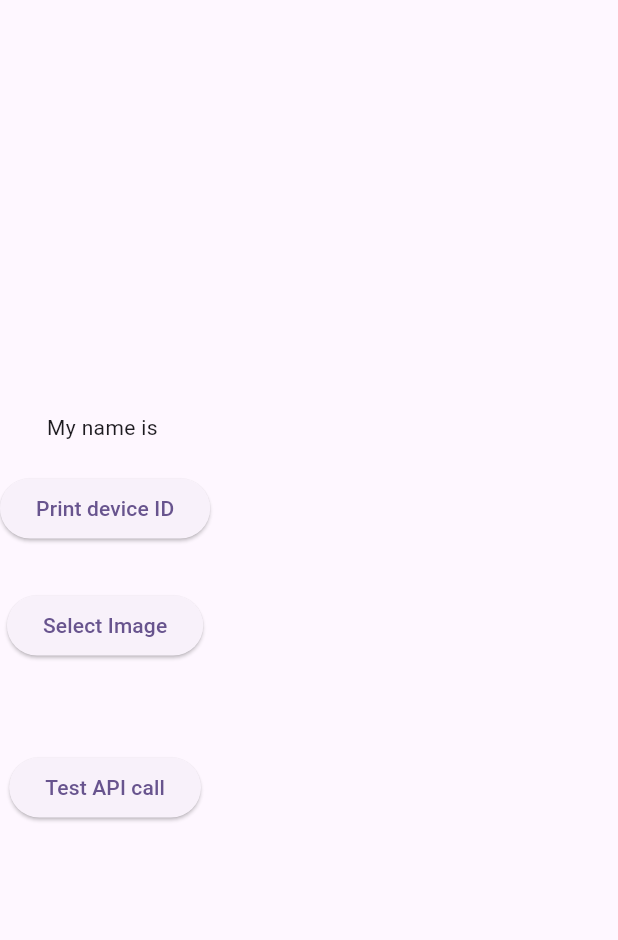
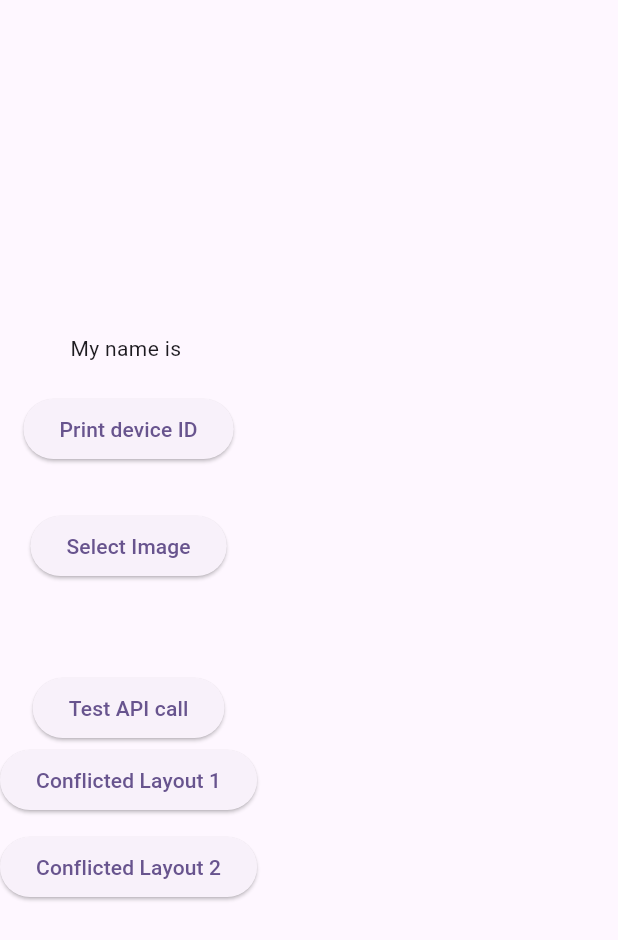
Before and after one commit to kelvihn/dil-flutter-test, a Flutter app: the PageTwo screen opened directly, on a phone screen of 412 x 824 dp. Shown: the top 940 px of the screen. Run offline on Flutter 3.47's test engine with Material 3 defaults, Android fonts, the phone set to English and light mode, and no system bars; our stand-ins replace dio, image_picker, pretty_dio_logger.

Commit message:
added conflicted layout

```diff
--- a/lib/page_2.dart
+++ b/lib/page_2.dart
@@ -5,35 +5,18 @@ import 'package:flutter/material.dart';
 import 'package:image_picker/image_picker.dart';
 import 'package:recruit_project/api.dart';
 
+import 'conflicted_layout_1.dart';
+import 'conflicted_layout_2.dart';
+
 // ignore: must_be_immutable
-class PageTwo extends StatefulWidget {
+class PageTwo extends StatelessWidget {
   String name = "";
   PageTwo({super.key});
 
-  @override
-  State<PageTwo> createState() => _PageTwoState();
-}
-
-class _PageTwoState extends State<PageTwo> {
   //init DIO
   final ApiService _apiService = ApiService(Dio());
 
-  void _loadData() {
-    Future.delayed(const Duration(seconds: 2), () {
-      ScaffoldMessenger.of(context).showSnackBar(const SnackBar(
-        content: Text('We are happy people'),
-      ));
-    });
-  }
-
   XFile? pickedImage;
-
-  @override
-  void initState() {
-    ///[Display a snackbar on Page load]
-    _loadData();
-    super.initState();
-  }
 
   void makeAPICall() async {
     var res = await _apiService.dio.get('/appversion');
@@ -53,7 +36,7 @@ class _PageTwoState extends State<PageTwo> {
       body: Column(
         mainAxisAlignment: MainAxisAlignment.center,
         children: [
-          Text("My name is ${widget.name}"),
+          Text("My name is $name"),
           const SizedBox(height: 20),
           ElevatedButton(
               onPressed: () {
@@ -75,6 +58,17 @@ class _PageTwoState extends State<PageTwo> {
                 makeAPICall();
               },
               child: const Text('Test API call')),
+          ElevatedButton(
+              onPressed: () {
+                Navigator.push(context, MaterialPageRoute(builder: (context) => const ConflictedLayout()));
+              },
+              child: const Text('Conflicted Layout 1')),
+          const SizedBox(height: 10),
+          ElevatedButton(
+              onPressed: () {
+                Navigator.push(context, MaterialPageRoute(builder: (context) => const ConflictedLayout2()));
+              },
+              child: const Text('Conflicted Layout 2')),
         ],
       ),
     );
```
Also changed, not shown: lib/conflicted_layout_1.dart (added, +24 -0 lines), lib/conflicted_layout_2.dart (added, +34 -0 lines).
